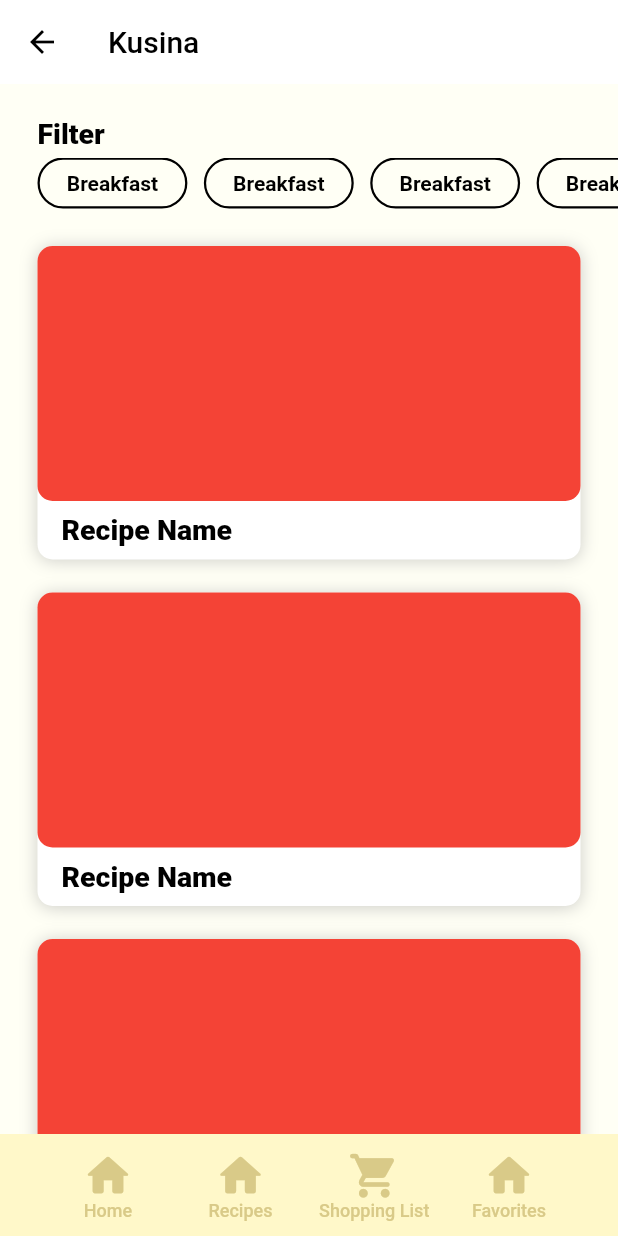
After one commit to Alessa-Gillespie/Kusina-App, a Flutter app: the FavoritesPageScreen screen opened directly, on a phone screen of 412 x 824 dp. The commit adds this screen. Run offline on Flutter 3.47's test engine with Material 2 defaults, Android fonts, the phone set to English and light mode, and no system bars.

Commit message:
created UI for favorites_page_screen.dart

```diff
--- a/lib/button_components.dart
+++ b/lib/button_components.dart
@@ -158,6 +158,7 @@ class IngredientButton extends StatelessWidget {
     return GestureDetector(
       onTap: onPress,
       child: Container(
+        margin: EdgeInsets.only(right: 15),
         decoration: BoxDecoration(
           color: _isPressed == false //button color
               ? _inactiveButtonColor
@@ -217,18 +218,22 @@ class FilterButton extends StatelessWidget {
     return GestureDetector(
       onTap: onPress,
       child: Container(
+        height: 20,
+        alignment: Alignment.center,
+        margin: EdgeInsets.only(right: 11),
         decoration: BoxDecoration(
           color: _isPressed == false //button color
               ? _inactiveButtonColor
               : _activeButtonColor,
           border: Border.all(
-              width: 2.5,
+              width: 1.5,
               color: _isPressed == false //border color
                   ? _inactiveBorderColor
                   : _activeBorderColor
           ),
           borderRadius: BorderRadius.circular(30),
         ),
+        child: Flexible(
           child: Padding(
             padding: _padding,
             child: Text(
@@ -239,6 +244,7 @@ class FilterButton extends StatelessWidget {
             ),
           ),
         ),
+      ),
     );
   }
 }
--- a/lib/recipe_block.dart
+++ b/lib/recipe_block.dart
@@ -16,7 +16,7 @@ class RecipeBlock extends StatelessWidget {
       onTap: onPress,
       child: Expanded(
         child: Container(
-            margin: EdgeInsets.only(bottom: 18),
+            margin: EdgeInsets.only(bottom: 22),
             decoration: BoxDecoration(
                 color: color, //block color
                 borderRadius: BorderRadius.circular(10.0),
--- a/lib/routes/app_routes.dart
+++ b/lib/routes/app_routes.dart
@@ -6,6 +6,7 @@ import 'package:kusina_app_v3/screens/home_page_screen.dart';
 import 'package:kusina_app_v3/screens/results_page_screen.dart';
 import 'package:kusina_app_v3/screens/missing_ingredients_page.dart';
 import 'package:kusina_app_v3/screens/shopping_list_screen.dart';
+import 'package:kusina_app_v3/screens/favorites_page_screen.dart';
 
 // Recipe Instruction Pages
 import 'package:kusina_app_v3/recipes/tinola.dart';
--- /dev/null
+++ b/lib/screens/favorites_page_screen.dart
@@ -0,0 +1,173 @@
+import 'package:flutter/material.dart';
+import 'package:kusina_app_v3/recipe_block.dart';
+import 'package:kusina_app_v3/button_components.dart';
+import 'package:kusina_app_v3/routes//app_routes.dart';
+import 'package:kusina_app_v3/styles.dart';
+import 'package:kusina_app_v3/navbar.dart';
+
+const spaceBetweenTextAndBlock = 17;
+const spaceBetweenRecipeBlocks = 18;
+
+/*
+const kInactiveButtonColor = Colors.yellow;
+const kActiveButtonColor = Colors.black;
+*/
+class FavoritesPageScreen extends StatefulWidget {
+  @override
+  _FavoritesPageScreenState createState() => _FavoritesPageScreenState();
+}
+
+class _FavoritesPageScreenState extends State<FavoritesPageScreen> {
+  //TEMPORARY CONTAINER PLACEHOLDER FOR IMAGE
+  Container placeholder = Container(
+    //put image widget here instead of container
+    height: 170, //this should be the image height
+    decoration: BoxDecoration(
+      color: Colors.red,
+      borderRadius: BorderRadius.circular(
+          10.0), //TODO: Fix border radius border between container/image and text should be 0
+    ),
+  );
+
+  Widget _buildFilterSection(){
+    return Container(
+      child: Column(
+        crossAxisAlignment: CrossAxisAlignment.start,
+        children: <Widget>[
+          Padding(
+            padding: const EdgeInsets.only(left: 25),
+            child: Text(
+              'Filter',
+              style: kBodyBoldTextStyle,
+            ),
+          ),
+          SizedBox(height: 5),
+          Container(
+            height: 34,
+            child: Flexible(
+              child: ListView(
+                scrollDirection: Axis.horizontal,
+                children: <Widget>[
+                  SizedBox(width: 25),
+                  FilterButton(
+                    text: 'Breakfast',
+                    onPress: () {
+                    //change button color
+                    setState((){
+                       FilterButton.changeButtonColor();
+                    });
+                    //add to some list for processing for result?
+                    },
+                  ),
+                  FilterButton(
+                    text: 'Breakfast',
+                    onPress: () {
+                      //change button color
+                      setState((){
+                        FilterButton.changeButtonColor();
+                      });
+                      //add to some list for processing for result?
+                    },
+                  ),
+                  FilterButton(
+                    text: 'Breakfast',
+                    onPress: () {
+                      //change button color
+                      setState((){
+                        FilterButton.changeButtonColor();
+                      });
+                      //add to some list for processing for result?
+                    },
+                  ),
+                  FilterButton(
+                    text: 'Breakfast',
+                    onPress: () {
+                      //change button color
+                      setState((){
+                        FilterButton.changeButtonColor();
+                      });
+                      //add to some list for processing for result?
+                    },
+                  ),
+                  FilterButton(
+                    text: 'Breakfast',
+                    onPress: () {
+                      //change button color
+                      setState((){
+                        FilterButton.changeButtonColor();
+                      });
+                      //add to some list for processing for result?
+                    },
+                  ),
+                ],
+              ),
+            ),
+          ),
+        ],
+      ),
+    );
+  }
+
+  Widget _buildRecipeBlocks(){
+    return Padding(
+      padding: const EdgeInsets.all(25),
+      child: Column(
+        children: <RecipeBlock>[
+          RecipeBlock(
+            child: placeholder, //child height should be 170
+            //recipe's image
+            text: 'Recipe Name', //recipe's name
+            color: kBlockColor,
+            onPress: () {
+              //TODO: direct to recipe instruction page
+            },
+          ),
+          RecipeBlock(
+            child: placeholder, //child height should be 170
+            //recipe's image
+            text: 'Recipe Name', //recipe's name
+            color: kBlockColor,
+            onPress: () {
+              //TODO: direct to recipe instruction page
+            },
+          ),
+          RecipeBlock(
+            child: placeholder, //child height should be 170
+            //recipe's image
+            text: 'Recipe Name', //recipe's name
+            color: kBlockColor,
+            onPress: () {
+              //TODO: direct to recipe instruction page
+            },
+          ),
+        ],
+      ),
+    );
+  }
+
+  @override
+  Widget build(BuildContext context) {
+    return Scaffold(
+      backgroundColor: kBackgroundColor,
+      appBar: AppBar(
+          //TODO: edit the header (add color, change font style)
+          title: Text('Kusina'),
+      ),
+      body: ListView(
+        children: <Widget>[
+          SizedBox(height: 22),
+          Expanded(
+            child: Column(//recipe blocks
+              children: <Widget>[
+                _buildFilterSection(),//filter
+                _buildRecipeBlocks(),//recipe blocks
+              ],
+          ),
+        ),
+       ],
+      ),
+      bottomNavigationBar: NavBar(),
+    );
+  }
+
+}
--- a/lib/screens/home_page_screen.dart
+++ b/lib/screens/home_page_screen.dart
@@ -151,6 +151,7 @@ class _HomePageScreenState extends State<HomePageScreen> {
                       setState((){
                         BottomButton.changeButtonColor();
                       });
+                      //Navigator.pushNamed(context, AppRoutes.favoritesPageScreen);
                       //add to some list for processing for result?
                     },
                   ),
--- a/pubspec.yaml
+++ b/pubspec.yaml
@@ -66,6 +66,7 @@ flutter:
   assets:
     - images/Tinola.jpg
     - images/Tapsilog.jpg
+    - assets/
 
   # An image asset can refer to one or more resolution-specific "variants", see
   # https://flutter.dev/assets-and-images/#resolution-aware
```
Lines whose indentation alone changed are shown as unchanged.
